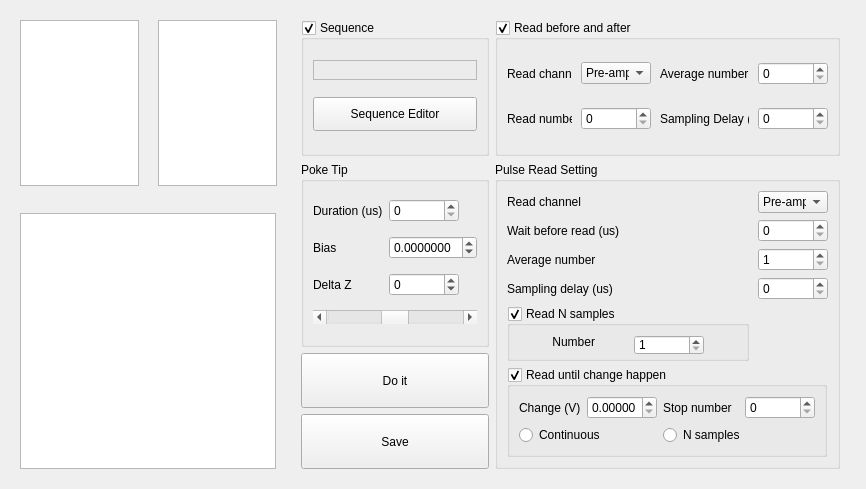
Before: the Qt Designer form pyqt5 STM software/ui/Deposition.ui in freestylexyz/STM-pyqt5-software, drawn with Qt 5.
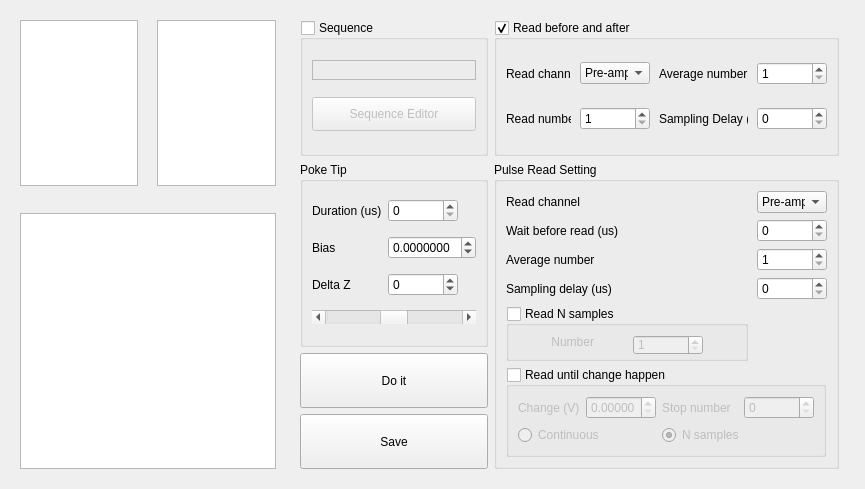
After: the same form once the commit is applied.

What changed in the file:
```diff
--- a/pyqt5 STM software/ui/Deposition.ui
+++ b/pyqt5 STM software/ui/Deposition.ui
@@ -6,7 +6,7 @@
    <rect>
     <x>0</x>
     <y>0</y>
-    <width>866</width>
+    <width>851</width>
     <height>489</height>
    </rect>
   </property>
@@ -271,6 +271,9 @@
         <property name="checkable">
          <bool>true</bool>
         </property>
+        <property name="checked">
+         <bool>false</bool>
+        </property>
         <layout class="QGridLayout" name="gridLayout">
          <item row="0" column="0">
           <widget class="QLabel" name="label_Seq_Deposition">
@@ -453,6 +456,9 @@
              <height>20</height>
             </size>
            </property>
+           <property name="minimum">
+            <number>1</number>
+           </property>
            <property name="maximum">
             <number>65535</number>
            </property>
@@ -472,6 +478,12 @@
              <height>20</height>
             </size>
            </property>
+           <property name="minimum">
+            <number>1</number>
+           </property>
+           <property name="maximum">
+            <number>65535</number>
+           </property>
           </widget>
          </item>
          <item row="1" column="7">
@@ -572,6 +584,9 @@
            <property name="checkable">
             <bool>true</bool>
            </property>
+           <property name="checked">
+            <bool>false</bool>
+           </property>
            <layout class="QGridLayout" name="gridLayout_8">
             <item row="1" column="0">
              <widget class="QLabel" name="label_16">
@@ -672,6 +687,9 @@
            <property name="checkable">
             <bool>true</bool>
            </property>
+           <property name="checked">
+            <bool>false</bool>
+           </property>
            <layout class="QGridLayout" name="gridLayout_9">
             <item row="0" column="1">
              <widget class="QDoubleSpinBox" name="spinBox_Change_ReadUntil">
@@ -767,6 +785,9 @@
               <property name="text">
                <string>N samples</string>
               </property>
+              <property name="checked">
+               <bool>true</bool>
+              </property>
              </widget>
             </item>
            </layout>
```
Left out of the diff: 4 changed lines with no effect on the pictures.
